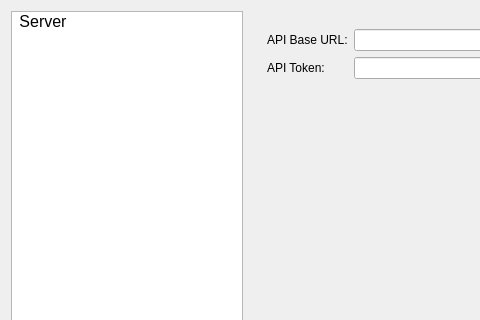
Before: the Qt Designer form ui-sources/settings.ui in RecursiveGreen/spradio-pyqt5-client, drawn with Qt 5; both pictures show x 0 to 480 and y 0 to 320 of the 725 by 473 pixel window.
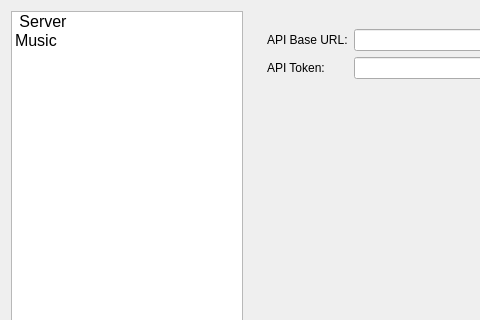
After: the same form once the commit is applied. Icons and pictures are not drawn.

Diff of the .ui file:
```diff
--- a/ui-sources/settings.ui
+++ b/ui-sources/settings.ui
@@ -43,6 +43,16 @@
        </iconset>
       </property>
      </item>
+     <item>
+      <property name="text">
+       <string>Music</string>
+      </property>
+      <property name="icon">
+       <iconset>
+        <normalon>:/icons/music-notes.svg</normalon>
+       </iconset>
+      </property>
+     </item>
     </widget>
    </item>
    <item>
```
